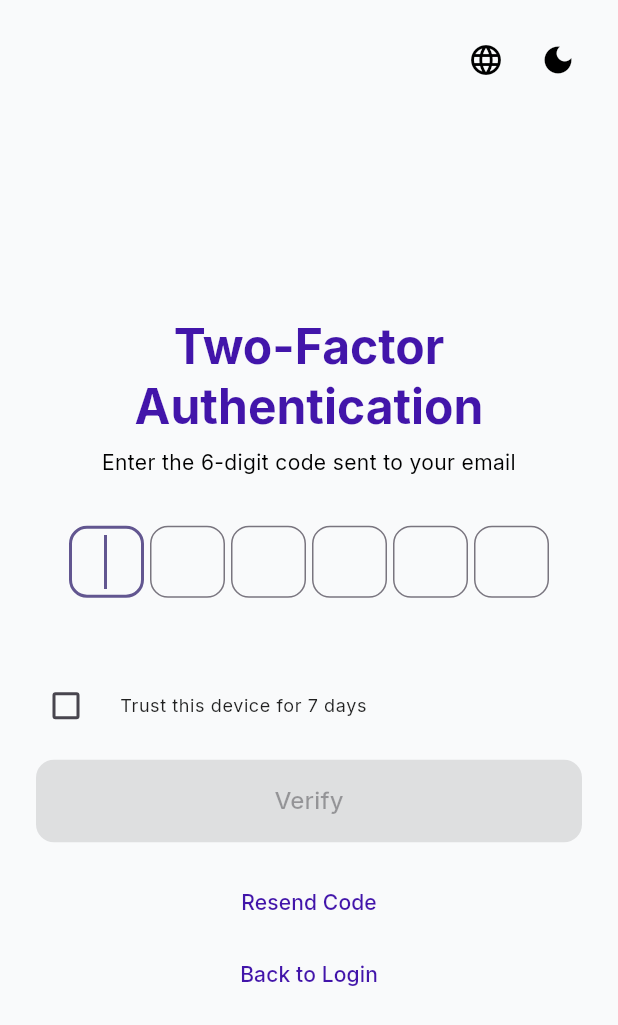
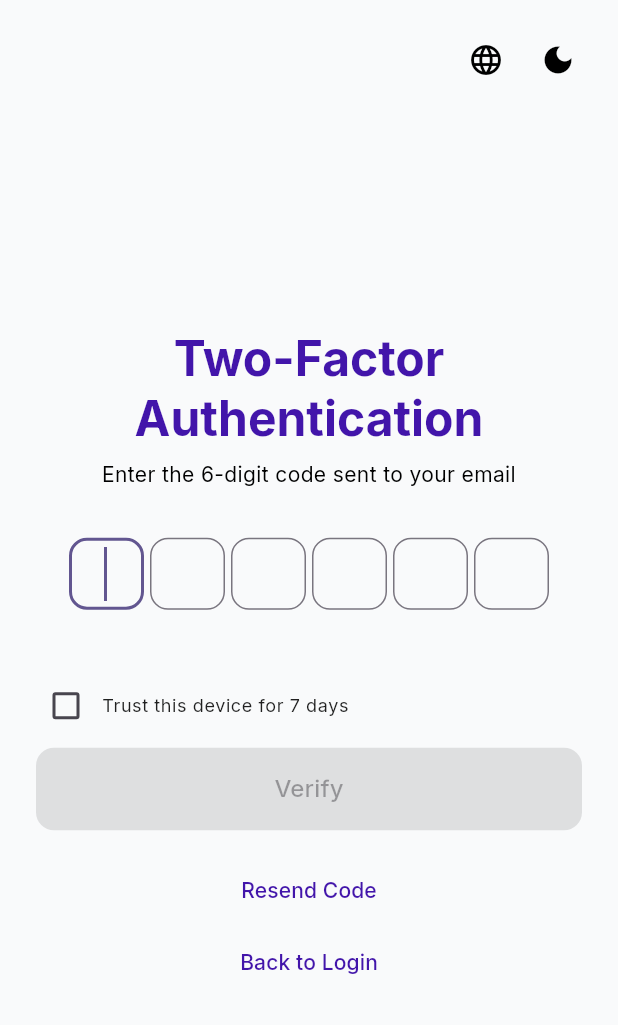
Before and after one commit to HaidaraIB/crm_mobile, a Flutter app: the TwoFactorAuthScreen screen opened directly with empty values, after a tap on "Trust this device for 7 days", on a phone screen of 412 x 824 dp. Shown: the top 1025 px of the screen. Run offline on Flutter 3.47's test engine with Material 3 defaults, Android fonts, the phone set to English and light mode, and no system bars; our stand-ins replace equatable, file_picker, firebase_core, firebase_messaging, flutter_bloc, flutter_dotenv and 10 more; missing offline and left inert: excel; accounts and stored records are empty; network calls fail.

Commit message:
Add trusted device token management to AuthTokenStorage. Implement methods for reading, writing, and clearing the trusted device token. Update two-factor authentication flow to persist the trusted device token upon successful verification. Modify API service to include the trusted device token in headers for requests, enhancing session management and user experience.

```diff
--- a/lib/screens/two_factor_auth/two_factor_auth_screen.dart
+++ b/lib/screens/two_factor_auth/two_factor_auth_screen.dart
@@ -207,7 +207,7 @@
     try {
       // Step 1: Verify 2FA code (backend also checks subscription during verification)
       final languageBloc = context.read<LanguageBloc>();
-      await _apiService.verifyTwoFactorAuth(
+      final verifyResponse = await _apiService.verifyTwoFactorAuth(
         username: widget.username,
         password: widget.password,
         code: code,
@@ -215,6 +215,18 @@
         trustDevice: _trustDevice,
         locale: languageBloc.state.locale,
       );
+
+      final trustedDeviceTokenRaw = verifyResponse['trusted_device_token'];
+      final trustedDeviceToken = trustedDeviceTokenRaw is String
+          ? trustedDeviceTokenRaw.trim()
+          : trustedDeviceTokenRaw?.toString().trim();
+      if (_trustDevice &&
+          trustedDeviceToken != null &&
+          trustedDeviceToken.isNotEmpty) {
+        await AuthTokenStorage.instance.writeTrustedDeviceToken(
+          trustedDeviceToken,
+        );
+      }
 
       // Step 2: Get user data
       final user = await _apiService.getCurrentUser();
@@ -495,20 +507,38 @@
                     ),
                     const SizedBox(height: 32),
 
-                    CheckboxListTile(
+                    Align(
+                      alignment: isRTL
+                          ? Alignment.centerRight
+                          : Alignment.centerLeft,
+                      child: InkWell(
+                        onTap: () {
+                          setState(() {
+                            _trustDevice = !_trustDevice;
+                          });
+                        },
+                        borderRadius: BorderRadius.circular(8),
+                        child: Row(
+                          mainAxisSize: MainAxisSize.min,
+                          children: [
+                            Checkbox(
                               value: _trustDevice,
                               onChanged: (value) {
                                 setState(() {
                                   _trustDevice = value ?? true;
                                 });
                               },
-                      controlAffinity: ListTileControlAffinity.leading,
-                      contentPadding: EdgeInsets.zero,
-                      title: Text(
+                              visualDensity: VisualDensity.compact,
+                            ),
+                            const SizedBox(width: 4),
+                            Text(
                               isRTL
                                   ? 'الوثوق بهذا الجهاز لمدة 7 أيام'
                                   : 'Trust this device for 7 days',
                               style: Theme.of(context).textTheme.bodySmall,
+                            ),
+                          ],
+                        ),
                       ),
                     ),
                     const SizedBox(height: 8),
```
Also changed, not shown: lib/core/storage/auth_token_storage.dart (+26 -2 lines), lib/services/api_service.dart (+24 -7 lines). Lines whose indentation alone changed are shown as unchanged.
